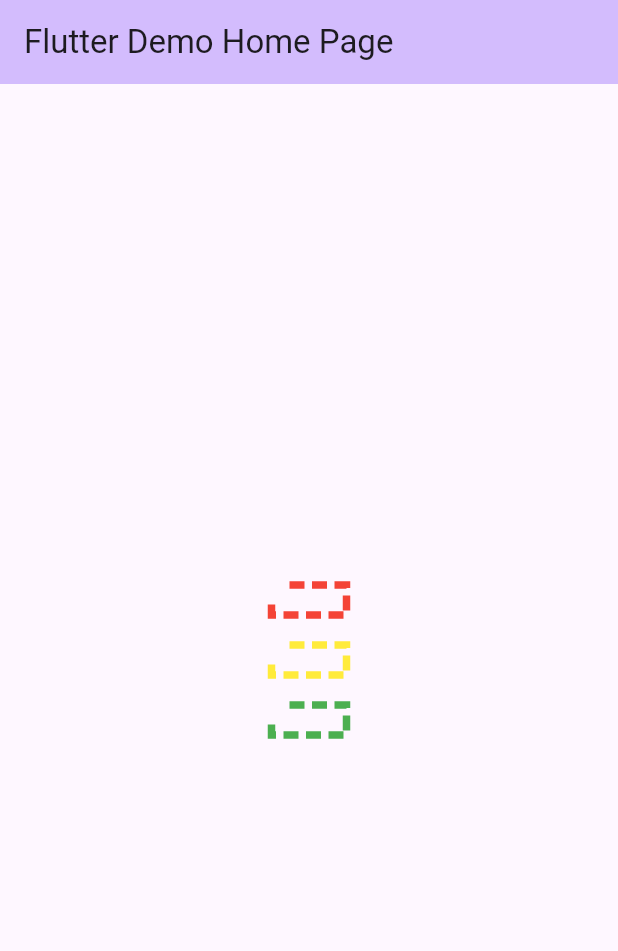
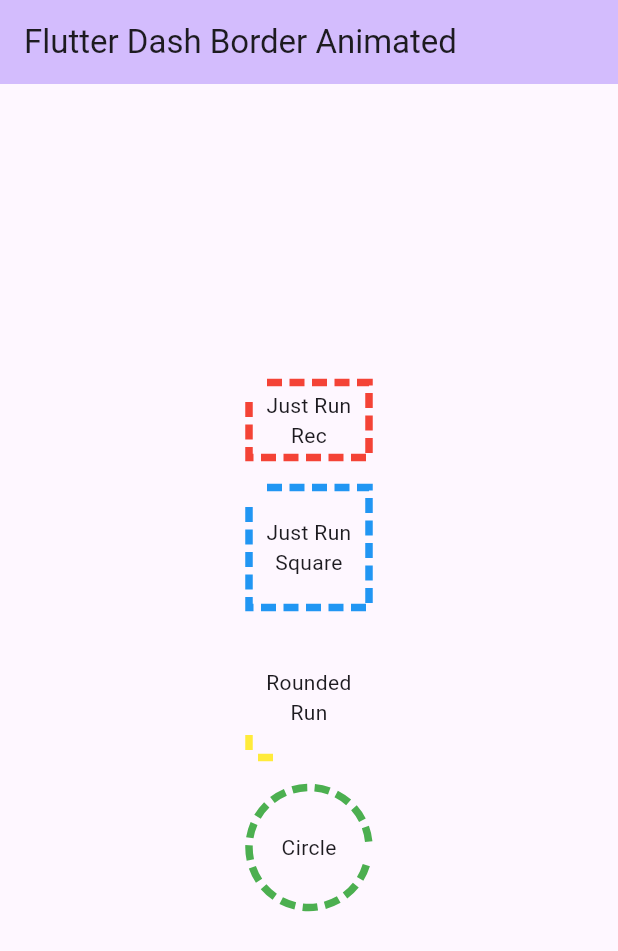
Before and after one commit to K0Jack/flutter_dash_border_animated, a Flutter app: the screen it shows after launch, on a phone screen of 412 x 824 dp. Shown: the top 951 px of the screen. Run offline on Flutter 3.47's test engine with Material 3 defaults, Android fonts, the light colour scheme and no system bars.

Commit message:
Update new version

```diff
--- a/example/lib/main.dart
+++ b/example/lib/main.dart
@@ -1,5 +1,6 @@
 import 'package:flutter/material.dart';
 import 'package:flutter_dash_border_animated/flutter_dash_border_animated.dart';
+import 'package:flutter_dash_border_animated/src/dash_border_run_type.dart';
 
 void main() {
   runApp(const MyApp());
@@ -17,7 +18,7 @@ class MyApp extends StatelessWidget {
         colorScheme: ColorScheme.fromSeed(seedColor: Colors.deepPurple),
         useMaterial3: true,
       ),
-      home: const MyHomePage(title: 'Flutter Demo Home Page'),
+      home: const MyHomePage(title: 'Flutter Dash Border Animated'),
     );
   }
 }
@@ -44,23 +45,57 @@ class _MyHomePageState extends State<MyHomePage> {
           mainAxisAlignment: MainAxisAlignment.center,
           mainAxisSize: MainAxisSize.max,
           children: <Widget>[
-            DashBorderAnimated(
-              dashColor: Colors.red,
-              height: 20,
-              width: 50,
+            SizedBox(
+              height: 50,
+              width: 80,
+              child: DashBorderAnimated(
+                dashColor: Colors.red,
+                child: Center(
+                    child: Text(
+                  'Just Run Rec',
+                  textAlign: TextAlign.center,
+                )),
+              ),
             ),
             SizedBox(height: 20),
-            DashBorderAnimated(
-              dashColor: Colors.yellow,
-              height: 20,
-              width: 50,
+            SizedBox(
+              height: 80,
+              width: 80,
+              child: DashBorderAnimated(
+                dashColor: Colors.blue,
+                child: Center(
+                    child: Text(
+                  'Just Run Square',
+                  textAlign: TextAlign.center,
+                )),
+              ),
             ),
             SizedBox(height: 20),
-            DashBorderAnimated(
-              dashColor: Colors.green,
-              height: 20,
-              width: 50,
+            SizedBox(
+              height: 80,
+              width: 80,
+              child: DashBorderAnimated(
+                dashColor: Colors.yellow,
+                dashRunType: DashBorderRunType.rectanglePip,
+                child: Center(
+                  child: Text(
+                    'Rounded Run',
+                    textAlign: TextAlign.center,
+                  ),
+                ),
+              ),
             ),
+            SizedBox(height: 20),
+            SizedBox(
+              height: 80,
+              width: 80,
+              child: DashBorderAnimated(
+                dashColor: Colors.green,
+                dashRunType: DashBorderRunType.circle,
+                child: Center(child: Text('Circle')),
+              ),
+            ),
+            SizedBox(height: 20),
           ],
         ),
       ),
--- /dev/null
+++ b/lib/src/dash_border_run_type.dart
@@ -0,0 +1,6 @@
+enum DashBorderRunType {
+  rectangle,
+  rectanglePip,
+  rectangleRounded,
+  circle,
+}
--- a/lib/src/flutter_dash_border_animated.dart
+++ b/lib/src/flutter_dash_border_animated.dart
@@ -1,4 +1,5 @@
 import 'package:flutter/material.dart';
+import 'package:flutter_dash_border_animated/src/dash_border_run_type.dart';
 
 import 'dash_border_painter.dart';
 
@@ -10,8 +11,9 @@ class DashBorderAnimated extends StatefulWidget {
     this.strokeWidth = 5,
     this.dashWidth = 10,
     this.dashSpace = 5,
-    required this.height,
-    required this.width,
+    this.child,
+    this.dashRunType = DashBorderRunType.rectangle,
+    this.isPause = false,
   });
 
   /// Height of dash, if you want it be bigger than default value just add value you want
@@ -23,17 +25,20 @@ class DashBorderAnimated extends StatefulWidget {
   /// Space of dash to dash, if you want it be bigger than default value just add value you want
   final double dashSpace;
 
-  /// Width of item inside border
-  final double width;
-
-  /// Height of item inside border
-  final double height;
+  /// Pause animated, default it's always true
+  final bool isPause;
 
   /// Border Color
   final Color dashColor;
 
   /// The speed of dash, it will run around
   final Duration? animatedSpeed;
+
+  /// Type of Dash, dash gets animated with type from [DashBorderRunType]. Normal case is [DashBorderRunType.rectangle]
+  final DashBorderRunType dashRunType;
+
+  /// Child item when you want do something inside
+  final Widget? child;
 
   @override
   _DashBorderAnimatedState createState() => _DashBorderAnimatedState();
@@ -63,6 +68,19 @@ class _DashBorderAnimatedState extends State<DashBorderAnimated>
 
   @override
   Widget build(BuildContext context) {
+    if (widget.isPause) {
+      return CustomPaint(
+        painter: DashBorderPainter(
+          animationValue: _animation.value,
+          dashColor: widget.dashColor,
+          dashWidth: widget.dashWidth,
+          dashSpace: widget.dashSpace,
+          strokeWidth: widget.strokeWidth,
+          dashRunType: widget.dashRunType,
+        ),
+        child: widget.child,
+      );
+    }
     return AnimatedBuilder(
       animation: _animation,
       builder: (context, child) {
@@ -73,11 +91,9 @@ class _DashBorderAnimatedState extends State<DashBorderAnimated>
             dashWidth: widget.dashWidth,
             dashSpace: widget.dashSpace,
             strokeWidth: widget.strokeWidth,
+            dashRunType: widget.dashRunType,
           ),
-          child:  SizedBox(
-            height: widget.height,
-            width: widget.width,
-          ),
+          child: widget.child,
         );
       },
     );
--- a/pubspec.yaml
+++ b/pubspec.yaml
@@ -1,6 +1,6 @@
 name: flutter_dash_border_animated
 description: "Provides a little package rendering library for all application development by flutter team"
-version: 0.0.1
+version: 0.0.2
 authors: ["Linh Nguyen (KoJack Nguyen)<linhhn190998@gmail.com>"]
 
 homepage: https://github.com/K0Jack/flutter_dash_border_animated.git
```
Also changed, not shown: lib/src/dash_border_painter.dart (+133 -4 lines), example/pubspec.lock, 2 other files.
